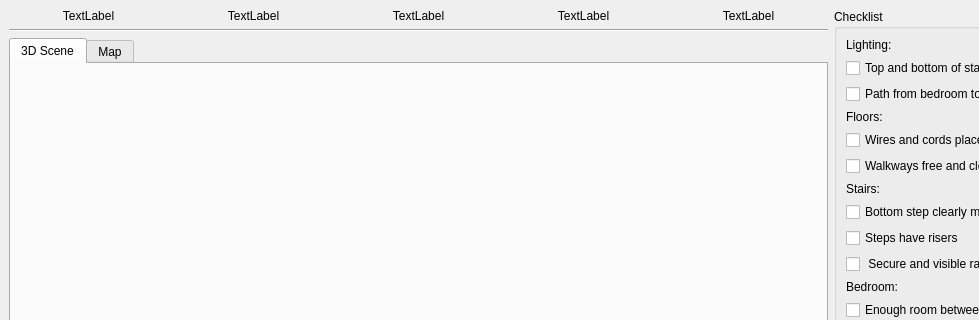
rxdu/fall_risk_project_ros, file fallrisk_gui/fallrisk_rviz_gui/src/fallrisk_gui.ui: the form before one commit; both pictures show x 0 to 979 and y 0 to 320 of the 1153 by 879 pixel window.
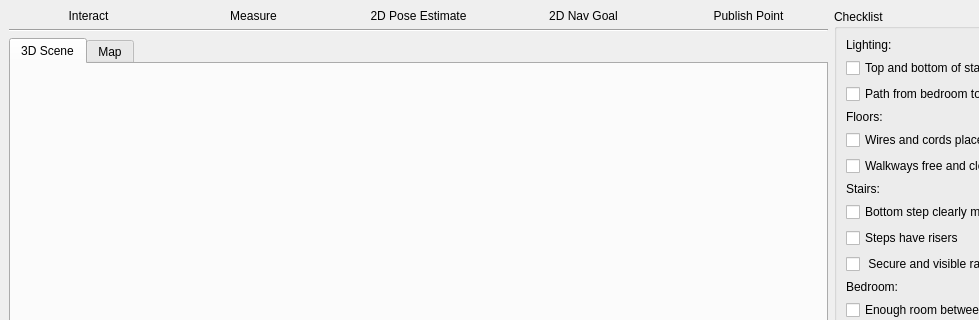
The form after the commit.

Commit message: updated label names

```diff
--- a/fallrisk_gui/fallrisk_rviz_gui/src/fallrisk_gui.ui
+++ b/fallrisk_gui/fallrisk_rviz_gui/src/fallrisk_gui.ui
@@ -20,7 +20,7 @@
       <item>
        <widget class="QLabel" name="label_21">
         <property name="text">
-         <string>TextLabel</string>
+         <string>Interact</string>
         </property>
         <property name="alignment">
          <set>Qt::AlignCenter</set>
@@ -30,7 +30,7 @@
       <item>
        <widget class="QLabel" name="label_24">
         <property name="text">
-         <string>TextLabel</string>
+         <string>Measure</string>
         </property>
         <property name="alignment">
          <set>Qt::AlignCenter</set>
@@ -40,7 +40,7 @@
       <item>
        <widget class="QLabel" name="label_23">
         <property name="text">
-         <string>TextLabel</string>
+         <string>2D Pose Estimate</string>
         </property>
         <property name="alignment">
          <set>Qt::AlignCenter</set>
@@ -50,7 +50,7 @@
       <item>
        <widget class="QLabel" name="label_22">
         <property name="text">
-         <string>TextLabel</string>
+         <string>2D Nav Goal</string>
         </property>
         <property name="alignment">
          <set>Qt::AlignCenter</set>
@@ -60,7 +60,7 @@
       <item>
        <widget class="QLabel" name="label_5">
         <property name="text">
-         <string>TextLabel</string>
+         <string>Publish Point</string>
         </property>
         <property name="alignment">
          <set>Qt::AlignCenter</set>
```
